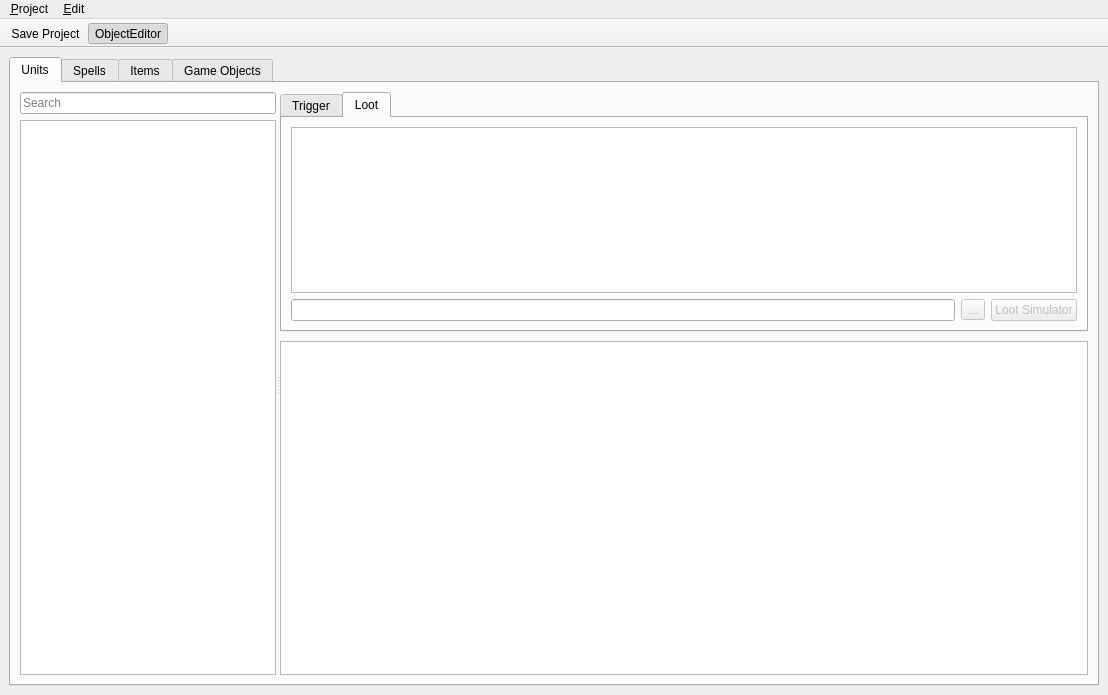
Old version of the form editor/ui/object_editor.ui in the repository Kyoril/wow-pp.
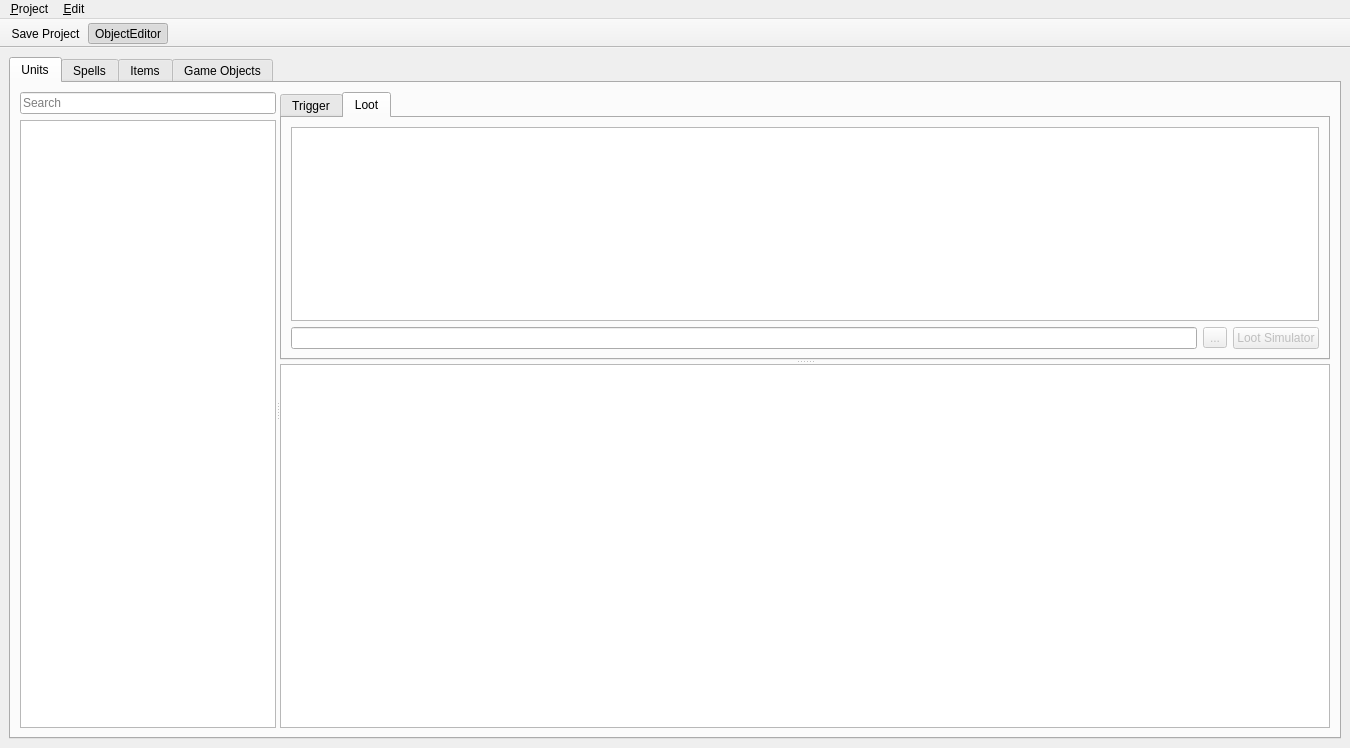
New version of the form. Icons and pictures are not drawn.

What changed in the file:
```diff
--- a/editor/ui/object_editor.ui
+++ b/editor/ui/object_editor.ui
@@ -6,8 +6,8 @@
    <rect>
     <x>0</x>
     <y>0</y>
-    <width>1108</width>
-    <height>695</height>
+    <width>1350</width>
+    <height>748</height>
    </rect>
   </property>
   <property name="windowTitle">
@@ -94,9 +94,6 @@
             </sizepolicy>
            </property>
            <layout class="QVBoxLayout" name="verticalLayout_12">
-            <property name="spacing">
-             <number>9</number>
-            </property>
             <property name="leftMargin">
              <number>0</number>
             </property>
@@ -110,6 +107,10 @@
              <number>0</number>
             </property>
             <item>
+             <widget class="QSplitter" name="splitter_5">
+              <property name="orientation">
+               <enum>Qt::Vertical</enum>
+              </property>
              <widget class="QTabWidget" name="tabWidget_2">
               <property name="sizePolicy">
                <sizepolicy hsizetype="Expanding" vsizetype="MinimumExpanding">
@@ -120,7 +121,7 @@
               <property name="maximumSize">
                <size>
                 <width>16777215</width>
-                <height>240</height>
+                 <height>16777215</height>
                </size>
               </property>
               <property name="currentIndex">
@@ -187,6 +188,9 @@
                   <property name="alternatingRowColors">
                    <bool>true</bool>
                   </property>
+                   <property name="headerHidden">
+                    <bool>false</bool>
+                   </property>
                   <property name="columnCount">
                    <number>3</number>
                   </property>
@@ -247,8 +251,6 @@
                </layout>
               </widget>
              </widget>
-            </item>
-            <item>
              <widget class="QTreeView" name="unitPropertyWidget">
               <property name="sizePolicy">
                <sizepolicy hsizetype="Expanding" vsizetype="Expanding">
@@ -266,6 +268,7 @@
                <bool>false</bool>
               </property>
              </widget>
+             </widget>
             </item>
            </layout>
           </widget>
@@ -2959,8 +2962,8 @@
     <rect>
      <x>0</x>
      <y>0</y>
-     <width>1108</width>
-     <height>21</height>
+     <width>1350</width>
+     <height>31</height>
     </rect>
    </property>
    <widget class="QMenu" name="menu_Project">
```
Lines whose indentation alone changed are shown as unchanged.
